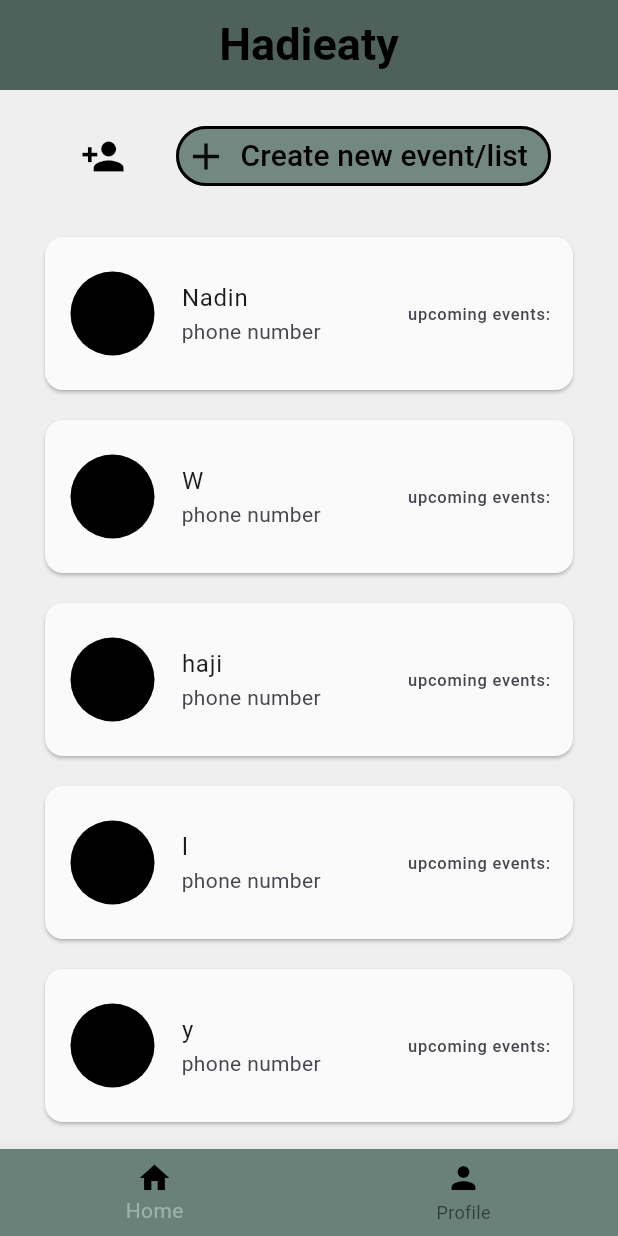
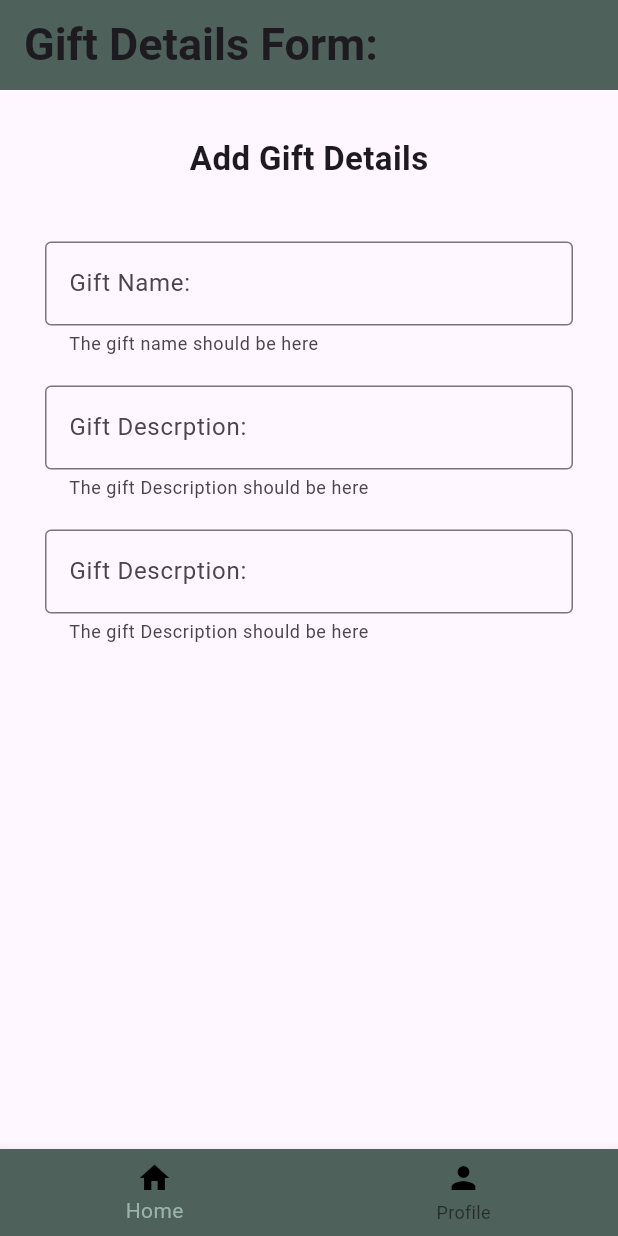
Before and after one commit to nadinnah/hadieaty-usingFlutter, a Flutter app: the screen it shows after launch, on a phone screen of 412 x 824 dp. Run offline on Flutter 3.47's test engine with Material 3 defaults, Android fonts, the phone set to English and light mode, and no system bars.

Commit message:
add profile Page, add form fields in gift details page

```diff
--- a/lib/main.dart
+++ b/lib/main.dart
@@ -1,11 +1,13 @@
 import 'package:flutter/material.dart';
+import 'package:hadieaty/pages/eventList.dart';
+import 'package:hadieaty/pages/giftDetail.dart';
 import 'package:hadieaty/pages/home.dart';
+
 
 void main() {
   runApp(MaterialApp(title: 'Flutter Demo',
     theme: ThemeData(
-      colorScheme: ColorScheme.fromSeed(seedColor: Colors.deepPurple),
       useMaterial3: true,
     ),
-    home: const HomePage(),));
+    home: GiftDetailPage(),));
 }
--- a/lib/navigationMenu.dart
+++ b/lib/navigationMenu.dart
@@ -14,7 +14,7 @@ class _NavigationMenuState extends State<NavigationMenu> {
   Widget build(BuildContext context) {
     return BottomNavigationBar(
       selectedItemColor: Color(0xFF99B5AA),
-      backgroundColor:Color(0xFF6A817A) ,
+      backgroundColor:Color(0xff4e615a) ,
       currentIndex: _currentIndex,
       onTap: (int newIndex) {
         setState(() {
--- a/lib/pages/giftDetail.dart
+++ b/lib/pages/giftDetail.dart
@@ -0,0 +1,83 @@
+import 'package:flutter/material.dart';
+import 'package:hadieaty/navigationMenu.dart';
+
+
+class GiftDetailPage extends StatefulWidget {
+  const GiftDetailPage({super.key});
+
+  @override
+  State<GiftDetailPage> createState() => _GiftDetailPageState();
+}
+
+class _GiftDetailPageState extends State<GiftDetailPage> {
+  GlobalKey<FormState> myKey=GlobalKey();
+
+  TextEditingController giftName= TextEditingController();
+  TextEditingController giftDescription= TextEditingController();
+  TextEditingController giftCategory= TextEditingController();
+  TextEditingController giftPrice= TextEditingController();
+
+
+  @override
+  Widget build(BuildContext context) {
+    return Scaffold(
+      appBar: AppBar(title: Text('Gift Details Form:', style: TextStyle(fontSize: 30, fontWeight: FontWeight.w600),),
+        toolbarHeight: 60,
+        backgroundColor:const Color(0xff4e615a),
+      ),
+
+      body: Padding(
+        padding: const EdgeInsets.all(30),
+        child: Form(key:myKey,child: Column(children: [
+          Text('Add Gift Details', style: TextStyle(fontSize: 22, fontWeight: FontWeight.w600),),
+          SizedBox(height: 40,),
+          TextFormField(
+            decoration: InputDecoration(labelText: 'Gift Name:',border: OutlineInputBorder(),
+                hintText: 'Enter gift name',
+              helperText: 'The gift name should be here'
+           ),
+            controller: giftName,
+            validator: (value){
+              if(value==null||value.isEmpty){
+                return ('Gift Name can not be empty');
+              }else{
+                return null;
+              }
+            },
+          ), SizedBox(
+            height: 20,
+          ),
+          TextFormField(
+            decoration: InputDecoration(labelText: 'Gift Descrption:',border: OutlineInputBorder(),hintText: 'Enter gift description',
+                helperText: 'The gift Description should be here'
+            ),
+            controller: giftDescription,
+            validator: (value){
+              if(value==null||value.isEmpty){
+                return ('Gift Description can not be empty');
+              }else{
+                return null;
+              }
+            },
+          ),SizedBox(
+            height: 20,
+          ),
+          TextFormField(
+            decoration: InputDecoration(labelText: 'Gift Descrption:',border: OutlineInputBorder(),hintText: 'Enter gift description',
+                helperText: 'The gift Description should be here'
+            ),
+            controller: giftDescription,
+            validator: (value){
+              if(value==null||value.isEmpty){
+                return ('Gift Description can not be empty');
+              }else{
+                return null;
+              }
+            },
+          ),
+        ],)),
+      ),
+        bottomNavigationBar: NavigationMenu()
+    );
+  }
+}
```
Also changed, not shown: lib/pages/eventList.dart (+38 -0 lines), lib/pages/profile.dart (added, +24 -0 lines).
